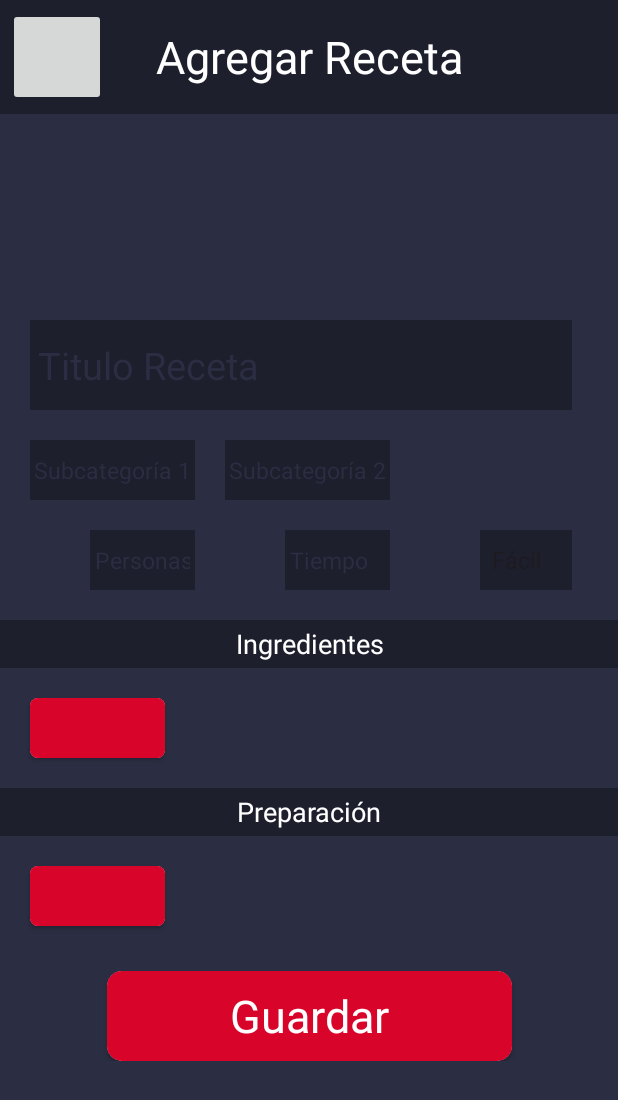
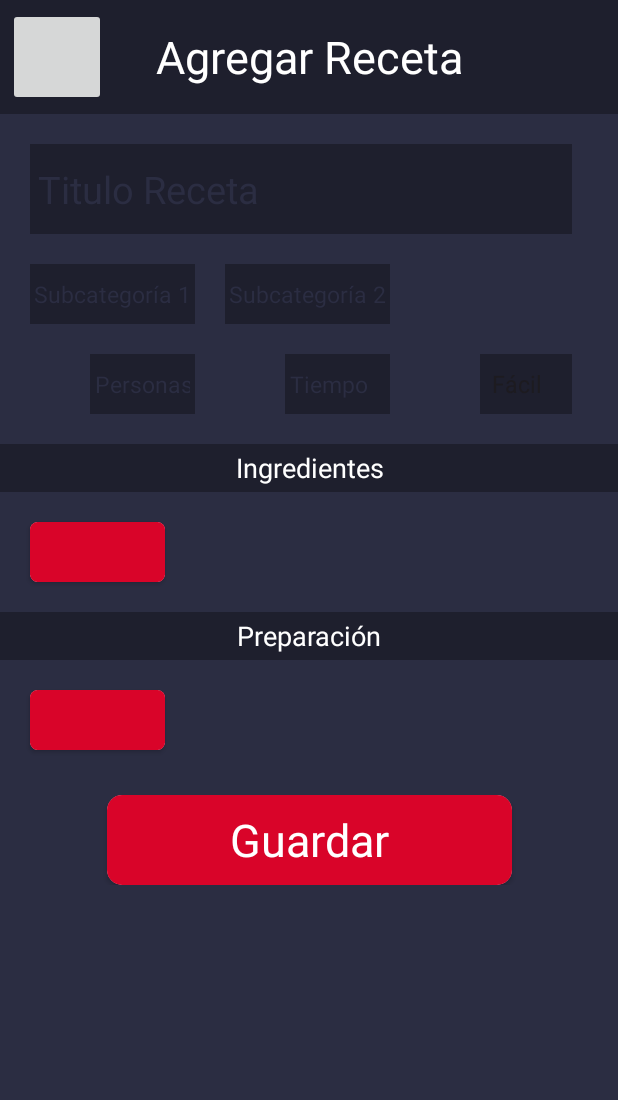
Before and after one commit to Bfdiego/RecetApp, an Android app: the CreateRecipeActivity screen opened directly, with no data from a screen before it, on a phone screen of 412 x 824 dp. Shown: the top 1100 px of the screen. Run offline under Robolectric (Android 15) with nearby library versions, the phone set to English and light mode, and no system bars; our stand-ins replace Room's generated code.

Commit message:
Create Recipe View fixed

```diff
--- a/app/src/main/res/layout/activity_create_recipe.xml
+++ b/app/src/main/res/layout/activity_create_recipe.xml
@@ -40,13 +40,13 @@
 
     <androidx.core.widget.NestedScrollView
         android:layout_width="match_parent"
-        android:layout_height="wrap_content"
+        android:layout_height="0dp"
         app:layout_constraintBottom_toBottomOf="parent"
         app:layout_constraintTop_toBottomOf="@id/constraint_layout_top">
 
         <androidx.constraintlayout.widget.ConstraintLayout
             android:layout_width="match_parent"
-            android:layout_height="match_parent">
+            android:layout_height="wrap_content">
 
             <EditText
                 android:id="@+id/editText_name"
```
